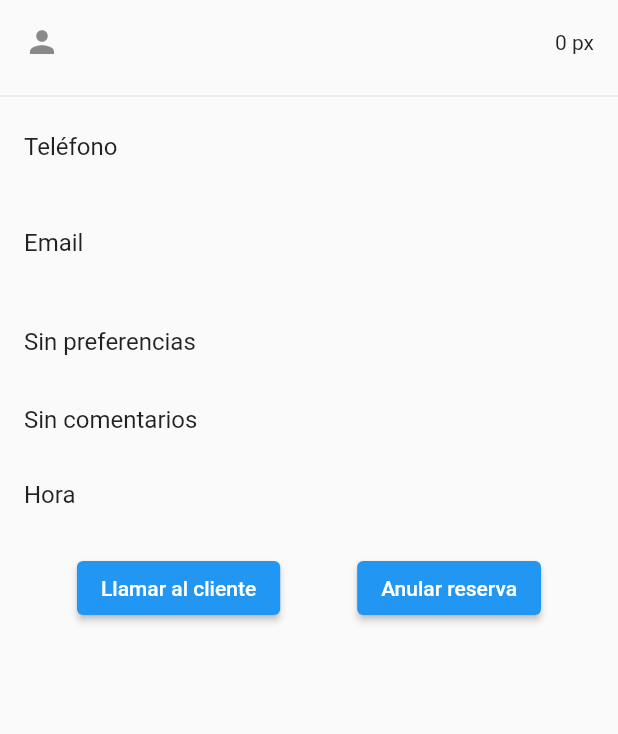
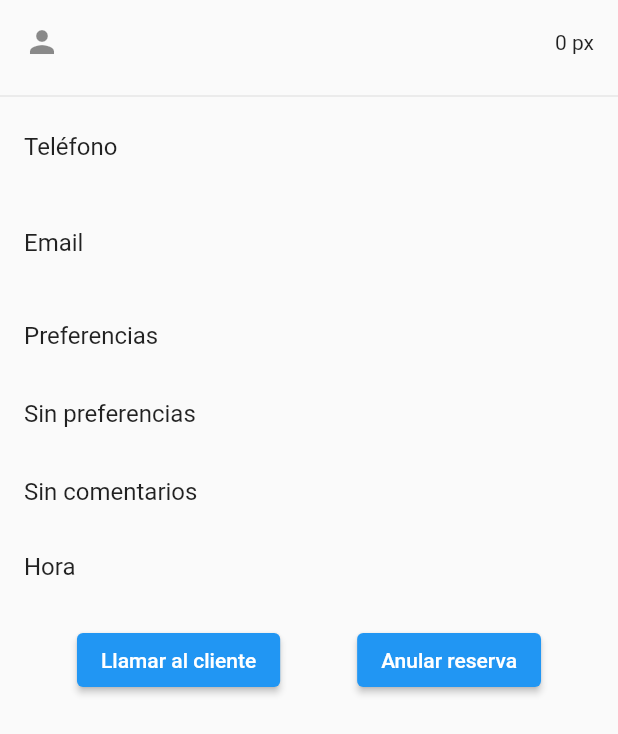
Before and after one commit to dariopersa1/lfa-reservas, a Flutter app: the ReservaInfoSheet widget shown alone on an empty page, opened directly with empty values, on a phone screen of 412 x 824 dp. Shown: the top 734 px of the screen. Run offline on Flutter 3.47's test engine with Material 2 defaults, Android fonts, the phone set to English and light mode, and no system bars; our stand-ins replace cloud_firestore, firebase_core; accounts and stored records are empty.

Commit message:
Reserva bottom sheet

```diff
--- a/lfa_reservas_app/lib/main.dart
+++ b/lfa_reservas_app/lib/main.dart
@@ -79,7 +79,8 @@
   @override
   Widget build(BuildContext context) {
     return SizedBox(
-      height: 600,
+      //width: 200.0,
+      height: 600.0,
       child: ListView(
         scrollDirection: Axis.vertical,
         shrinkWrap: true,
@@ -98,13 +99,27 @@
               title: const Text('Email'),
               subtitle: Text(reservation.email.toString()),
               visualDensity: const VisualDensity(vertical: -2)),
+          const ListTile(
+              title: Text('Preferencias'),
+              visualDensity: VisualDensity(vertical: -2)),
           reservation.preferences.isNotEmpty
-              ? ListView.builder(
-                  itemCount: reservation.preferences.length,
-                  itemBuilder: ((context, index) {
-                    final preference = reservation.preferences[index];
-                    return (Chip(label: Text(preference.toString())));
-                  }))
+              ? SingleChildScrollView(
+                  scrollDirection: Axis.horizontal,
+                  padding: const EdgeInsets.fromLTRB(10.0, 0.0, 10.0, 0.0),
+                  child: Row(mainAxisSize: MainAxisSize.max, children: [
+                    Wrap(
+                      spacing: 8.0,
+                      runSpacing: 8.0,
+                      children: List<Widget>.generate(
+                        reservation.preferences.length,
+                        (int idx) {
+                          return Chip(
+                              label: Text(
+                                  reservation.preferences[idx].toString()));
+                        },
+                      ).toList(),
+                    )
+                  ]))
               : const ListTile(title: Text('Sin preferencias')),
           reservation.comment.isNotEmpty
               ? ListTile(
```
